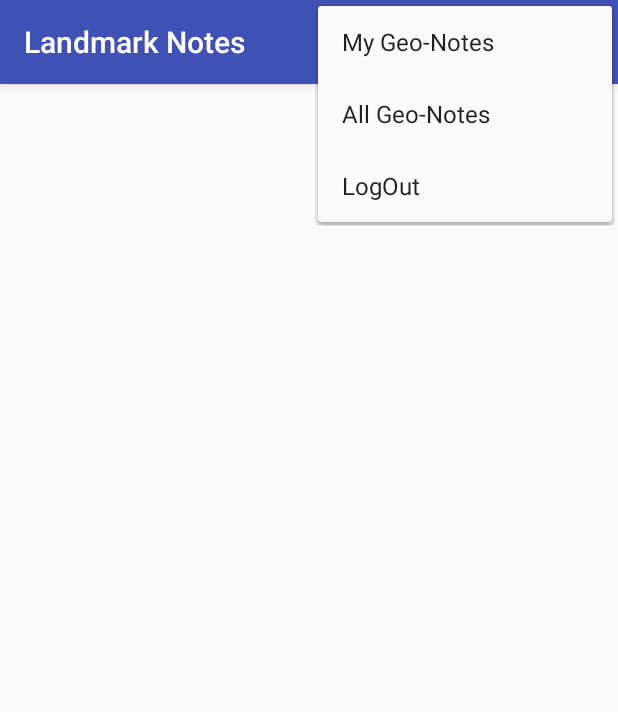
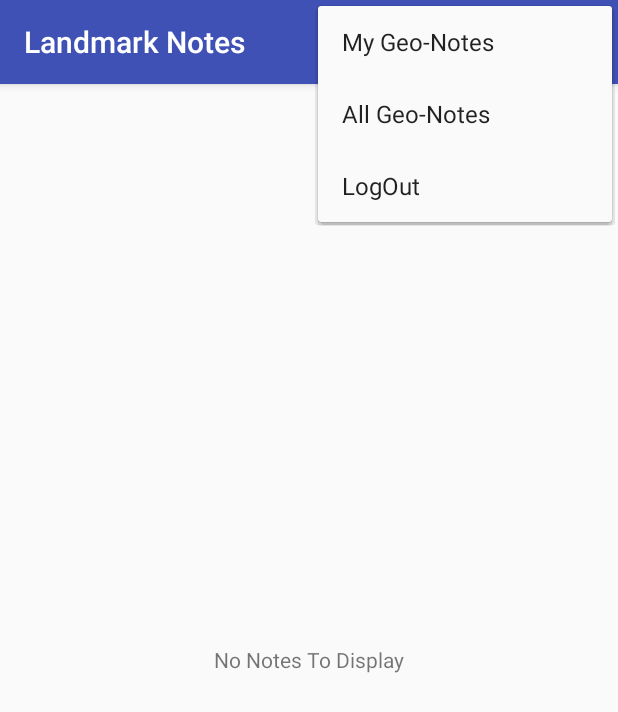
Before and after one commit to nasreekar/landmark-notes, an Android app: the screen it shows after launch once a user with an empty profile is signed in (RecyclerNoteListActivity), with the options menu open, on a phone screen of 412 x 824 dp. Shown: the top 712 px of the screen. Run offline under Robolectric (Android 15) with nearby library versions, the phone set to English and light mode, and no system bars; our stand-ins replace Firebase (no records; nobody signed in at launch, a user with empty details on screens opened directly).

Commit message:
my maps and my notes on home page implemented

```diff
--- a/app/src/main/java/com/abhijith/home/landmark_notes/RecyclerNoteListActivity.java
+++ b/app/src/main/java/com/abhijith/home/landmark_notes/RecyclerNoteListActivity.java
@@ -10,6 +10,8 @@ import android.util.Log;
 import android.view.Menu;
 import android.view.MenuInflater;
 import android.view.MenuItem;
+import android.view.View;
+import android.widget.TextView;
 
 import com.google.firebase.auth.FirebaseAuth;
 import com.google.firebase.database.DataSnapshot;
@@ -42,6 +44,9 @@ public class RecyclerNoteListActivity extends AppCompatActivity {
     private RecyclerView.Adapter adapter;
 
     private List<Notes> listitems;
+    private List<Notes> myListitems;
+
+    private TextView defaultText;
 
     @Override
     protected void onStart() {
@@ -70,8 +75,16 @@ public class RecyclerNoteListActivity extends AppCompatActivity {
                     }
                 });
 
-                adapter = new MyRecyclerAdapter(RecyclerNoteListActivity.this,listitems);
-                recyclerView.setAdapter(adapter);
+                myListitems = getMyList(listitems); //getting only current user notes
+
+                if(myListitems.size()!= 0)
+                {
+                    defaultText.setVisibility(View.GONE);
+                    adapter = new MyRecyclerAdapter(RecyclerNoteListActivity.this,myListitems);
+                    recyclerView.setAdapter(adapter);
+                }else{
+                    defaultText.setVisibility(View.VISIBLE);
+                }
 
             }
             //will be executed if there is any error
@@ -86,6 +99,8 @@ public class RecyclerNoteListActivity extends AppCompatActivity {
     protected void onCreate(Bundle savedInstanceState) {
         super.onCreate(savedInstanceState);
         setContentView(R.layout.activity_recycler_note_list);
+
+        defaultText = (TextView)findViewById(R.id.rvTextView);
 
         recyclerView = (RecyclerView)findViewById(R.id.recyclerViewList);
         recyclerView.setHasFixedSize(true);
@@ -122,7 +137,10 @@ public class RecyclerNoteListActivity extends AppCompatActivity {
                 startActivity(new Intent(RecyclerNoteListActivity.this, AddNoteActivity.class));
                 return true;
             case R.id.action_my_geo_notes:
-                startActivity(new Intent(this, MapsActivity.class));
+                Intent myIntent = new Intent(this, MapsActivity.class);
+                myIntent.putExtra("tag", "my_notes");
+                myIntent.putExtra("note_list", gson.toJson(myListitems));
+                startActivity(myIntent);
                 return true;
             case R.id.action_all_geo_notes:
                 Intent intent = new Intent(this, MapsActivity.class);
@@ -150,4 +168,22 @@ public class RecyclerNoteListActivity extends AppCompatActivity {
         }
         return d;
     }
+
+    //function to get current user details based on email
+    public List<Notes> getMyList(List<Notes> nonFiltered){
+        ArrayList<Notes> myList = new ArrayList<>();
+        for(Notes myPoint : nonFiltered) {
+            //Log.i("MY POINT EMAIL: " , myPoint.getEmail());
+            if(myPoint.getEmail().equals(mAuth.getCurrentUser().getEmail())) {
+               myList.add(myPoint);
+            }
+        }
+        if(null != myList) {
+            Log.i("MY LIST",String.valueOf(myList.size()));
+            return myList;
+        } else {
+            System.out.println("Could not found objects in list");
+        }
+        return myList;
+    }
 }
--- a/app/src/main/res/layout/activity_recycler_note_list.xml
+++ b/app/src/main/res/layout/activity_recycler_note_list.xml
@@ -12,4 +12,13 @@
         android:layout_height="match_parent">
     </android.support.v7.widget.RecyclerView>
 
+    <TextView
+        android:layout_width="wrap_content"
+        android:layout_height="wrap_content"
+        android:layout_centerInParent="true"
+        android:text="@string/emptyText"
+        android:visibility="gone"
+        android:id="@+id/rvTextView"
+        />
+
 </RelativeLayout>
--- a/app/src/main/res/values/strings.xml
+++ b/app/src/main/res/values/strings.xml
@@ -32,4 +32,7 @@
     <string name="allgeoNotes">All Geo-Notes</string>
     <string name="logout">LogOut</string>
 
+    <!-- "recycler view default text view" strings -->
+    <string name="emptyText">"No Notes To Display"</string>
+
 </resources>
```
Also changed, not shown: app/src/main/java/com/abhijith/home/landmark_notes/MapsActivity.java (+12 -4 lines).
